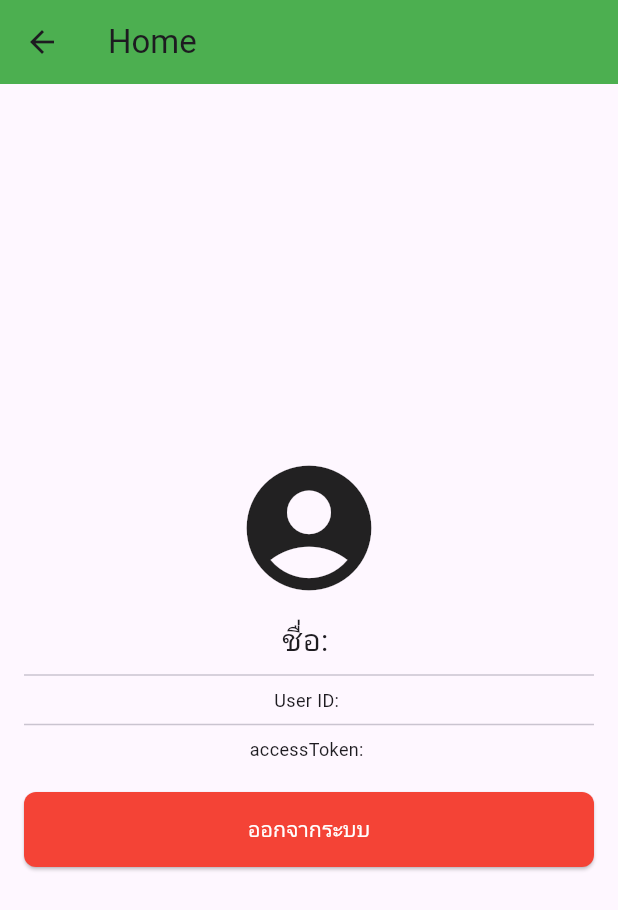
After one commit to PhurisitSJJ/flutter-web-line-liff, a Flutter app: the HomeWebScreen screen opened by its route, on a phone screen of 412 x 824 dp. The commit adds this screen. Shown: the top 910 px of the screen. Run offline on Flutter 3.47's test engine with Material 3 defaults, Android fonts, the light colour scheme and no system bars; our stand-ins replace flutter_dotenv; missing offline and left inert: flutter_line_liff, flutter_line_sdk.

Commit message:
2 commit

```diff
--- a/lib/main.dart
+++ b/lib/main.dart
@@ -1,17 +1,44 @@
 import 'package:flutter/material.dart';
-// import 'package:flutter_line/screen/home_screen.dart';
-// import 'package:flutter_line/screen/login_screen.dart';
+import 'package:flutter_line/screen/homeweb_screen.dart';
 import 'package:flutter_line/screen/loginweb_screen.dart';
 
 void main() {
-  runApp(const MainApp());
+  runApp(MaterialApp(
+      title: 'Named Routes Demo',
+      initialRoute: '/',
+      routes: {
+        '/': (context) => LoginWebScreen(),
+        '/home': (context) => HomeWebScreen(displayName: '', pictureUrl: '', userId: '', accessToken: '',),
+      },
+    ));
 }
 
-class MainApp extends StatelessWidget {
-  const MainApp({super.key});
+// class MainApp extends StatelessWidget {
+//   const MainApp({super.key});
 
-  @override
-  Widget build(BuildContext context) {
-    return const MaterialApp(home: LoginWebScreen());
-  }
-}
+//   @override
+//   Widget build(BuildContext context) {
+//     // return null;
+//     // return const MaterialApp(home: LoginWebScreen());
+//     // return const MaterialApp(
+//     //   initialRoute: '/',
+//     //   routes: {
+//     //     '/': (context) => const LoginWidget(),
+//     //     '/home': (context) => const HomeWidget(),
+//     //   },
+//     //   // home: LoginWebScreen()
+//     // );
+//     return MaterialApp(
+//       title: 'Named Routes Demo',
+//       // Start the app with the "/" named route. In this case, the app starts
+//       // on the FirstScreen widget.
+//       initialRoute: '/',
+//       routes: {
+//         // When navigating to the "/" route, build the FirstScreen widget.
+//         '/': (context) => const LoginWidget(),
+//         // When navigating to the "/second" route, build the SecondScreen widget.
+//         '/second': (context) => const HomeWidget(),
+//       },
+//     );
+//   }
+// }
--- /dev/null
+++ b/lib/screen/homeweb_screen.dart
@@ -0,0 +1,78 @@
+import 'package:flutter/material.dart';
+import 'package:flutter/services.dart';
+import 'package:flutter_line/screen/login_screen.dart';
+import 'package:flutter_line_sdk/flutter_line_sdk.dart';
+
+class HomeWebScreen extends StatelessWidget {
+  final String displayName;
+  final String pictureUrl;
+  final String userId;
+  final String accessToken;
+
+  const HomeWebScreen({
+    super.key,
+    required this.displayName,
+    required this.pictureUrl,
+    required this.userId,
+    required this.accessToken,
+  });
+
+  void logout(BuildContext context) async {
+    try {
+      await LineSDK.instance.logout();
+      Navigator.pushReplacement(
+        context,
+        MaterialPageRoute(builder: (context) => const LoginScreen()),
+      );
+    } on PlatformException catch (e) {
+      print("Logout failed: ${e.message}");
+    }
+  }
+
+  @override
+  Widget build(BuildContext context) {
+    return Scaffold(
+      appBar: AppBar(
+        title: const Text('Home'),
+        backgroundColor: Colors.green,
+      ),
+      body: Padding(
+        padding: const EdgeInsets.all(16.0),
+        child: Column(
+          mainAxisAlignment: MainAxisAlignment.center,
+          crossAxisAlignment: CrossAxisAlignment.center,
+          children: [
+            pictureUrl.isNotEmpty
+                ? CircleAvatar(
+                    radius: 50,
+                    backgroundImage: NetworkImage(pictureUrl),
+                  )
+                : const Icon(Icons.account_circle, size: 100),
+            const SizedBox(height: 10),
+            Text("ชื่อ: $displayName", style: const TextStyle(fontSize: 20)),
+            const Divider(),
+            Text("User ID: $userId", style: const TextStyle(fontSize: 12)),
+            const Divider(),
+            Text("accessToken: $accessToken",
+                style: const TextStyle(fontSize: 12)),
+            const SizedBox(height: 20),
+            ElevatedButton(
+              onPressed: () {
+                logout(context);
+              },
+              style: ElevatedButton.styleFrom(
+                backgroundColor: Colors.red,
+                foregroundColor: Colors.white,
+                shape: RoundedRectangleBorder(
+                  borderRadius: BorderRadius.circular(8.0),
+                ),
+                minimumSize: const Size(double.infinity, 50),
+              ),
+              child: const Text('ออกจากระบบ'),
+            ),
+          ],
+        ),
+      ),
+    );
+  }
+}
```
Also changed, not shown: lib/screen/loginweb_screen.dart (+14 -3 lines), lib/screen/wiget_screen/home_widget.dart (added, +21 -0 lines), lib/screen/wiget_screen/login_widget.dart (added).
